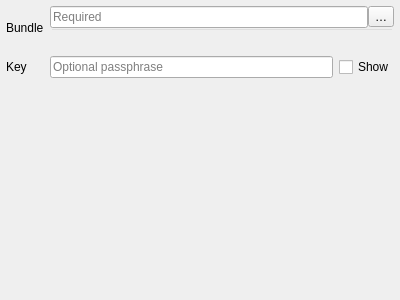
First picture: the form in src/auth/pkipkcs12/qgsauthpkcs12edit.ui, repository qgis/QGIS, before the edit.
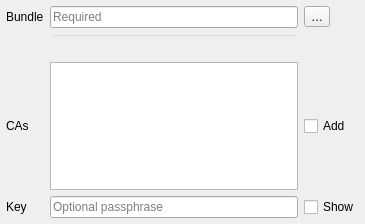
Second picture: the form after the edit.

What changed in the file:
```diff
--- a/src/auth/pkipkcs12/qgsauthpkcs12edit.ui
+++ b/src/auth/pkipkcs12/qgsauthpkcs12edit.ui
@@ -6,8 +6,8 @@
    <rect>
     <x>0</x>
     <y>0</y>
-    <width>400</width>
-    <height>300</height>
+    <width>365</width>
+    <height>224</height>
    </rect>
   </property>
   <layout class="QGridLayout" name="gridLayout">
@@ -23,84 +23,17 @@
    <property name="bottomMargin">
     <number>6</number>
    </property>
-   <item row="1" column="1">
-    <layout class="QHBoxLayout" name="horizontalLayout_6">
-     <item>
-      <widget class="QLineEdit" name="lePkcs12KeyPass">
-       <property name="echoMode">
-        <enum>QLineEdit::Password</enum>
-       </property>
-       <property name="placeholderText">
-        <string>Optional passphrase</string>
-       </property>
-      </widget>
-     </item>
-     <item>
-      <widget class="QCheckBox" name="chkPkcs12PassShow">
-       <property name="sizePolicy">
-        <sizepolicy hsizetype="Maximum" vsizetype="Fixed">
-         <horstretch>0</horstretch>
-         <verstretch>0</verstretch>
-        </sizepolicy>
-       </property>
-       <property name="text">
-        <string>Show</string>
-       </property>
-      </widget>
-     </item>
-    </layout>
-   </item>
    <item row="0" column="1">
-    <layout class="QGridLayout" name="gridLayout_5">
-     <property name="spacing">
-      <number>0</number>
+    <widget class="QLineEdit" name="lePkcs12Bundle">
+     <property name="readOnly">
+      <bool>true</bool>
      </property>
-     <item row="0" column="0">
-      <widget class="QLineEdit" name="lePkcs12Bundle">
-       <property name="readOnly">
-        <bool>true</bool>
-       </property>
-       <property name="placeholderText">
-        <string>Required</string>
-       </property>
-      </widget>
-     </item>
-     <item row="0" column="1">
-      <widget class="QToolButton" name="btnPkcs12Bundle">
-       <property name="text">
-        <string>…</string>
-       </property>
-       <property name="popupMode">
-        <enum>QToolButton::InstantPopup</enum>
-       </property>
-      </widget>
-     </item>
-     <item row="1" column="0" colspan="2">
-      <widget class="QLineEdit" name="lePkcs12Msg">
-       <property name="styleSheet">
-        <string notr="true">background-color: rgba(255, 255, 255, 0);</string>
-       </property>
-       <property name="readOnly">
-        <bool>true</bool>
-       </property>
-      </widget>
-     </item>
-    </layout>
-   </item>
-   <item row="0" column="0">
-    <widget class="QLabel" name="lblPkcs12Bundle">
-     <property name="sizePolicy">
-      <sizepolicy hsizetype="Maximum" vsizetype="Preferred">
-       <horstretch>0</horstretch>
-       <verstretch>0</verstretch>
-      </sizepolicy>
-     </property>
-     <property name="text">
-      <string>Bundle</string>
+     <property name="placeholderText">
+      <string>Required</string>
      </property>
     </widget>
    </item>
-   <item row="1" column="0">
+   <item row="3" column="0">
     <widget class="QLabel" name="lblPkcs12Key">
      <property name="sizePolicy">
       <sizepolicy hsizetype="Maximum" vsizetype="Preferred">
@@ -114,6 +47,76 @@
     </widget>
    </item>
    <item row="2" column="1">
+    <widget class="QTreeWidget" name="twCas">
+     <property name="editTriggers">
+      <set>QAbstractItemView::NoEditTriggers</set>
+     </property>
+     <property name="selectionMode">
+      <enum>QAbstractItemView::NoSelection</enum>
+     </property>
+     <property name="rootIsDecorated">
+      <bool>true</bool>
+     </property>
+     <property name="columnCount">
+      <number>1</number>
+     </property>
+     <attribute name="headerVisible">
+      <bool>false</bool>
+     </attribute>
+     <column>
+      <property name="text">
+       <string notr="true">1</string>
+      </property>
+     </column>
+    </widget>
+   </item>
+   <item row="0" column="0">
+    <widget class="QLabel" name="lblPkcs12Bundle">
+     <property name="sizePolicy">
+      <sizepolicy hsizetype="Maximum" vsizetype="Preferred">
+       <horstretch>0</horstretch>
+       <verstretch>0</verstretch>
+      </sizepolicy>
+     </property>
+     <property name="text">
+      <string>Bundle</string>
+     </property>
+    </widget>
+   </item>
+   <item row="3" column="2">
+    <widget class="QCheckBox" name="chkPkcs12PassShow">
+     <property name="sizePolicy">
+      <sizepolicy hsizetype="Maximum" vsizetype="Fixed">
+       <horstretch>0</horstretch>
+       <verstretch>0</verstretch>
+      </sizepolicy>
+     </property>
+     <property name="text">
+      <string>Show</string>
+     </property>
+    </widget>
+   </item>
+   <item row="0" column="2">
+    <widget class="QToolButton" name="btnPkcs12Bundle">
+     <property name="text">
+      <string>…</string>
+     </property>
+     <property name="popupMode">
+      <enum>QToolButton::InstantPopup</enum>
+     </property>
+    </widget>
+   </item>
+   <item row="3" column="1">
+    <widget class="QLineEdit" name="lePkcs12KeyPass">
+     <property name="echoMode">
+      <enum>QLineEdit::Password</enum>
+     </property>
+     <property name="placeholderText">
+      <string>Optional passphrase</string>
+     </property>
+    </widget>
+   </item>
+   <item row="4" column="1">
     <spacer name="verticalSpacer">
      <property name="orientation">
       <enum>Qt::Vertical</enum>
@@ -126,6 +129,33 @@
      </property>
     </spacer>
    </item>
+   <item row="1" column="1">
+    <widget class="QLineEdit" name="lePkcs12Msg">
+     <property name="styleSheet">
+      <string notr="true">background-color: rgba(255, 255, 255, 0);</string>
+     </property>
+     <property name="readOnly">
+      <bool>true</bool>
+     </property>
+    </widget>
+   </item>
+   <item row="2" column="2">
+    <widget class="QCheckBox" name="cbAddCas">
+     <property name="toolTip">
+      <string>Add bundle CAs to the connection</string>
+     </property>
+     <property name="text">
+      <string>Add</string>
+     </property>
+    </widget>
+   </item>
+   <item row="2" column="0">
+    <widget class="QLabel" name="lblCas">
+     <property name="text">
+      <string>CAs</string>
+     </property>
+    </widget>
+   </item>
   </layout>
  </widget>
  <resources/>
```
